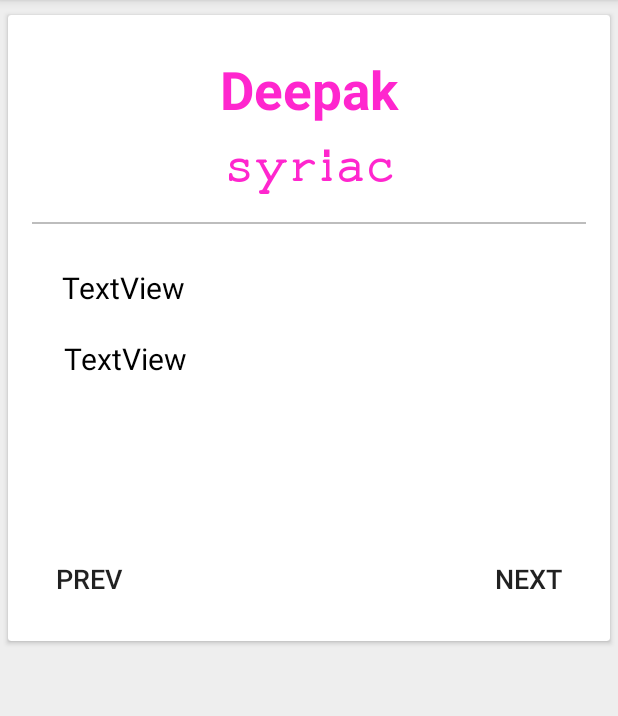
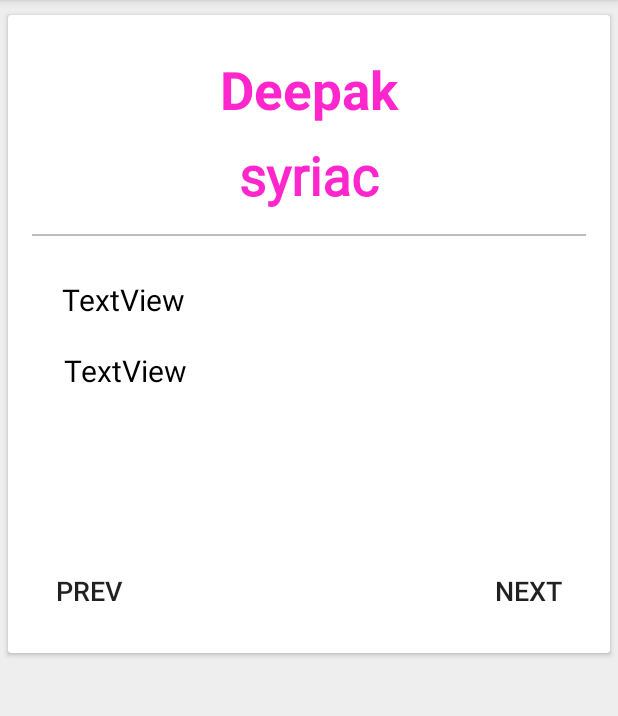
Before and after one commit to trigodeepak/Brikha, an Android app: the ShowDetailsActivity screen opened directly, with no data from a screen before it, on a phone screen of 412 x 824 dp, the part 84-800 px from its top. Run offline under Robolectric (Android 15) with nearby library versions, the phone set to English and light mode, and no system bars; 9 statements that could not run were skipped.

Commit message:
Successfully created the master DetailFlow

```diff
--- a/app/src/main/java/com/example/deepak/brikha/Activity/ShowDetailsActivity.java
+++ b/app/src/main/java/com/example/deepak/brikha/Activity/ShowDetailsActivity.java
@@ -1,101 +1,25 @@
 package com.example.deepak.brikha.Activity;
 
-import android.content.Intent;
-import android.graphics.Color;
+import android.support.v4.app.FragmentManager;
 import android.support.v7.app.AppCompatActivity;
 import android.os.Bundle;
-import android.support.v7.widget.Toolbar;
-import android.text.Html;
-import android.view.MenuItem;
-import android.view.View;
-import android.widget.TextView;
-
-import com.example.deepak.brikha.Model.BabyName;
+import com.example.deepak.brikha.Fragment.NameDetailsFragment;
 import com.example.deepak.brikha.R;
 
 public class ShowDetailsActivity extends AppCompatActivity {
-    BabyName babyName;
-    private int index;
 
-    TextView name,pronun,meaning,arabic,arabic_meaning,syriac;
-    TextView prev,next;
     @Override
     protected void onCreate(Bundle savedInstanceState) {
         super.onCreate(savedInstanceState);
-        setContentView(R.layout.activity_show_details_name);
+        setContentView(R.layout.activity_main);
 
-        final Intent intent = this.getIntent();
-        Bundle bundle = intent.getExtras();
-        index = bundle.getInt("Index");
+        NameDetailsFragment nameDetailsFragment = new NameDetailsFragment();
+        FragmentManager fragmentManager = getSupportFragmentManager();
+        fragmentManager.beginTransaction().add(R.id.list_fragment, nameDetailsFragment).commit();
 
-        name = findViewById(R.id.tv_name);
-        pronun = findViewById(R.id.tv_pron);
-        meaning = findViewById(R.id.tv_meaning);
-        arabic = findViewById(R.id.tv_arabic);
-        arabic_meaning = findViewById(R.id.tv_arabic_meaning);
-        syriac = findViewById(R.id.tv_syriac);
-
-        refreshTextViews();
-
-        next = findViewById(R.id.next_button);
-        prev = findViewById(R.id.prev_button);
-
-        next.setOnClickListener(new View.OnClickListener() {
-            @Override
-            public void onClick(View v) {
-                index++;
-                if (index>=MainActivity.babyNameList.size()){
-                    index-=MainActivity.babyNameList.size();
-                }
-                refreshTextViews();
-            }
-        });
-
-        prev.setOnClickListener(new View.OnClickListener() {
-            @Override
-            public void onClick(View v) {
-                index--;
-                if (index<0){
-                    index = MainActivity.babyNameList.size()-1;
-                }
-                refreshTextViews();
-            }
-        });
-
-        Toolbar toolbar = findViewById(R.id.toolbar);
-        setSupportActionBar(toolbar);
-        if (getSupportActionBar() != null){
-            getSupportActionBar().setDisplayHomeAsUpEnabled(true);
-            getSupportActionBar().setDisplayShowHomeEnabled(true);
-        }
     }
+    //todo if 2 pane layout finish the activity
 
 
-    void refreshTextViews(){
-        babyName = MainActivity.babyNameList.get(index);
-        name.setText(babyName.getName());
-        String sourceString = "Pronunciation : "+"<i>/" + babyName.getPronunciation() + "/</i> ";
-        pronun.setText(Html.fromHtml(sourceString));
-        meaning.setText("Meaning : "+ babyName.getMeaning());
-        arabic.setText("الكتابة باللغة العربية : "+babyName.getArabic());
-        syriac.setText(babyName.getSyriac());
-        arabic_meaning.setText("المعنى : "+babyName.getArabicMeaning());
-        if (babyName.getIs_boy()){
-            name.setTextColor(Color.parseColor("#0a3daa"));
-            syriac.setTextColor(Color.parseColor("#0a3daa"));
-        }
-        else{
-            name.setTextColor(Color.parseColor("#ff26ce"));
-            syriac.setTextColor(Color.parseColor("#ff26ce"));
-        }
 
-    }
-
-    @Override
-    public boolean onOptionsItemSelected(MenuItem item) {
-        if (item.getItemId() == android.R.id.home) {
-            finish();
-        }
-        return super.onOptionsItemSelected(item);
-    }
 }
--- a/app/src/main/java/com/example/deepak/brikha/Fragment/AllGenderFragment.java
+++ b/app/src/main/java/com/example/deepak/brikha/Fragment/AllGenderFragment.java
@@ -36,7 +36,7 @@ public class AllGenderFragment extends Fragment {
 
         recyclerView = view.findViewById(R.id.recycler_view);
 
-        mAdapter = new DispalyBabyNameAdapter(MainActivity.babyNameList,true);
+        mAdapter = new DispalyBabyNameAdapter(MainActivity.babyNameList,0);
         RecyclerView.LayoutManager mLayoutManager = new LinearLayoutManager(getContext());
         recyclerView.setLayoutManager(mLayoutManager);
         recyclerView.setItemAnimator(new DefaultItemAnimator());
--- a/app/src/main/java/com/example/deepak/brikha/Fragment/FemaleFragment.java
+++ b/app/src/main/java/com/example/deepak/brikha/Fragment/FemaleFragment.java
@@ -40,7 +40,7 @@ public class FemaleFragment extends Fragment {
 //        mAdView.loadAd(adRequest);
 
         recyclerView = view.findViewById(R.id.recycler_view);
-        mAdapter = new DispalyBabyNameAdapter(MainActivity.fbabynameList,false);
+        mAdapter = new DispalyBabyNameAdapter(MainActivity.fbabynameList,1);
         RecyclerView.LayoutManager mLayoutManager = new LinearLayoutManager(getContext());
         recyclerView.setLayoutManager(mLayoutManager);
         recyclerView.setItemAnimator(new DefaultItemAnimator());
--- a/app/src/main/java/com/example/deepak/brikha/Fragment/MaleFragment.java
+++ b/app/src/main/java/com/example/deepak/brikha/Fragment/MaleFragment.java
@@ -29,7 +29,7 @@ public class MaleFragment extends Fragment {
 
         recyclerView = (RecyclerView) view.findViewById(R.id.recycler_view);
 
-        mAdapter = new DispalyBabyNameAdapter(MainActivity.mbabyNameList,false);
+        mAdapter = new DispalyBabyNameAdapter(MainActivity.mbabyNameList,2);
         RecyclerView.LayoutManager mLayoutManager = new LinearLayoutManager(getContext());
         recyclerView.setLayoutManager(mLayoutManager);
         recyclerView.setItemAnimator(new DefaultItemAnimator());
--- /dev/null
+++ b/app/src/main/java/com/example/deepak/brikha/Fragment/NameDetailsFragment.java
@@ -0,0 +1,118 @@
+package com.example.deepak.brikha.Fragment;
+
+import android.graphics.Color;
+import android.os.Bundle;
+import android.support.annotation.NonNull;
+import android.support.annotation.Nullable;
+import android.support.v4.app.Fragment;
+import android.support.v7.app.AppCompatActivity;
+import android.support.v7.widget.Toolbar;
+import android.text.Html;
+import android.view.LayoutInflater;
+import android.view.MenuItem;
+import android.view.View;
+import android.view.ViewGroup;
+import android.widget.TextView;
+
+import com.example.deepak.brikha.Activity.MainActivity;
+import com.example.deepak.brikha.Model.BabyName;
+import com.example.deepak.brikha.R;
+
+public class NameDetailsFragment extends Fragment {
+    BabyName babyName;
+    private int index;
+
+    TextView name,pronun,meaning,arabic,arabic_meaning,syriac;
+    TextView prev,next;
+    public NameDetailsFragment(){
+    }
+
+    @Nullable
+    @Override
+    public View onCreateView(@NonNull LayoutInflater inflater, @Nullable ViewGroup container, @Nullable Bundle savedInstanceState) {
+
+        View rootView = inflater.inflate(R.layout.activity_show_details_name,container,false);
+
+        index = MainActivity.PassInfo[0];
+
+        name = rootView.findViewById(R.id.tv_name);
+        pronun = rootView.findViewById(R.id.tv_pron);
+        meaning = rootView.findViewById(R.id.tv_meaning);
+        arabic = rootView.findViewById(R.id.tv_arabic);
+        arabic_meaning = rootView.findViewById(R.id.tv_arabic_meaning);
+        syriac = rootView.findViewById(R.id.tv_syriac);
+
+        refreshTextViews();
+
+        next = rootView.findViewById(R.id.next_button);
+        prev = rootView.findViewById(R.id.prev_button);
+
+        next.setOnClickListener(new View.OnClickListener() {
+            @Override
+            public void onClick(View v) {
+                index++;
+                if (index>= MainActivity.babyNameList.size()){
+                    index-=MainActivity.babyNameList.size();
+                }
+                refreshTextViews();
+            }
+        });
+
+        prev.setOnClickListener(new View.OnClickListener() {
+            @Override
+            public void onClick(View v) {
+                index--;
+                if (index<0){
+                    index = MainActivity.babyNameList.size()-1;
+                }
+                refreshTextViews();
+            }
+        });
+
+        if(!MainActivity.twoPane){
+        Toolbar toolbar = rootView.findViewById(R.id.toolbar);
+        ((AppCompatActivity)getActivity()).setSupportActionBar(toolbar);
+        if (((AppCompatActivity)getActivity()).getSupportActionBar() != null){
+            ((AppCompatActivity)getActivity()).getSupportActionBar().setDisplayHomeAsUpEnabled(true);
+            ((AppCompatActivity)getActivity()).getSupportActionBar().setDisplayShowHomeEnabled(true);
+        }}
+        else{
+            rootView.findViewById(R.id.toolbar).setVisibility(View.GONE);
+        }
+
+        return rootView;
+    }
+
+    void refreshTextViews(){
+        switch (MainActivity.PassInfo[1]){
+            case 0: babyName = MainActivity.babyNameList.get(index); break;
+            case 1: babyName = MainActivity.fbabynameList.get(index); break;
+            case 2: babyName = MainActivity.mbabyNameList.get(index); break;
+        }
+
+        name.setText(babyName.getName());
+        String sourceString = "Pronunciation : "+"<i>/" + babyName.getPronunciation() + "/</i> ";
+        pronun.setText(Html.fromHtml(sourceString));
+        meaning.setText("Meaning : "+ babyName.getMeaning());
+        arabic.setText("الكتابة باللغة العربية : "+babyName.getArabic());
+        syriac.setText(babyName.getSyriac());
+        arabic_meaning.setText("المعنى : "+babyName.getArabicMeaning());
+        if (babyName.getIs_boy()){
+            name.setTextColor(Color.parseColor("#0a3daa"));
+            syriac.setTextColor(Color.parseColor("#0a3daa"));
+        }
+        else{
+            name.setTextColor(Color.parseColor("#ff26ce"));
+            syriac.setTextColor(Color.parseColor("#ff26ce"));
+        }
+
+    }
+
+    @Override
+    public boolean onOptionsItemSelected(MenuItem item) {
+        if (item.getItemId() == android.R.id.home) {
+
+        }
+        return super.onOptionsItemSelected(item);
+    }
+}
--- /dev/null
+++ b/app/src/main/res/layout-land/activity_main.xml
@@ -0,0 +1,28 @@
+<?xml version="1.0" encoding="utf-8"?>
+
+<LinearLayout
+    android:layout_height="match_parent"
+    android:layout_width="match_parent"
+    android:orientation="horizontal"
+    xmlns:app="http://schemas.android.com/apk/res-auto"
+    android:id="@+id/linear_layout_tablet"
+    xmlns:android="http://schemas.android.com/apk/res/android">
+    <FrameLayout
+        android:id="@+id/list_fragment"
+        android:layout_width="wrap_content"
+        android:layout_height="match_parent"
+        android:layout_weight="1"
+        class="com.example.deepak.brikha.Fragment.ListOfNamesFragment"/>
+    <View
+        android:layout_width="1dp"
+        android:layout_weight="0"
+        android:layout_height="match_parent"
+        android:background="#000"/>
+
+    <FrameLayout
+        android:id="@+id/display_fragment"
+        android:layout_width="wrap_content"
+        android:layout_weight="1"
+        android:layout_height="match_parent"/>
+
+       </LinearLayout>
--- /dev/null
+++ b/app/src/main/res/layout-sw600dp/activity_main.xml
@@ -0,0 +1,28 @@
+<?xml version="1.0" encoding="utf-8"?>
+
+<LinearLayout
+    android:layout_height="match_parent"
+    android:layout_width="match_parent"
+    android:orientation="horizontal"
+    xmlns:app="http://schemas.android.com/apk/res-auto"
+    android:id="@+id/linear_layout_tablet"
+    xmlns:android="http://schemas.android.com/apk/res/android">
+    <FrameLayout
+        android:id="@+id/list_fragment"
+        android:layout_width="wrap_content"
+        android:layout_height="match_parent"
+        android:layout_weight="1"
+        class="com.example.deepak.brikha.Fragment.ListOfNamesFragment"/>
+    <View
+        android:layout_width="1dp"
+        android:layout_weight="0"
+        android:layout_height="match_parent"
+        android:background="#000"/>
+
+    <FrameLayout
+        android:id="@+id/display_fragment"
+        android:layout_width="wrap_content"
+        android:layout_weight="1"
+        android:layout_height="match_parent"/>
+
+       </LinearLayout>
--- a/app/src/main/res/layout/activity_show_details_name.xml
+++ b/app/src/main/res/layout/activity_show_details_name.xml
@@ -162,7 +162,7 @@
                     android:textColor="#ff26ce"
                     android:textSize="35sp"
                     android:textStyle="bold"
-                    android:fontFamily="@font/syriac_font"
+                    app:fontFamily="@font/syriac_font"
                     />
             </RelativeLayout>
             <LinearLayout
```
Also changed, not shown: app/src/main/java/com/example/deepak/brikha/Activity/MainActivity.java (+45 -5 lines), app/src/main/java/com/example/deepak/brikha/Activity/MakeConnections.java (added, +7 -0 lines), app/src/main/java/com/example/deepak/brikha/Adapters/DispalyBabyNameAdapter.java (+16 -17 lines), app/src/main/java/com/example/deepak/brikha/Fragment/ListOfNamesFragment.java (+26 -2 lines), app/src/main/res/font/syriac_font.otf (deleted).
